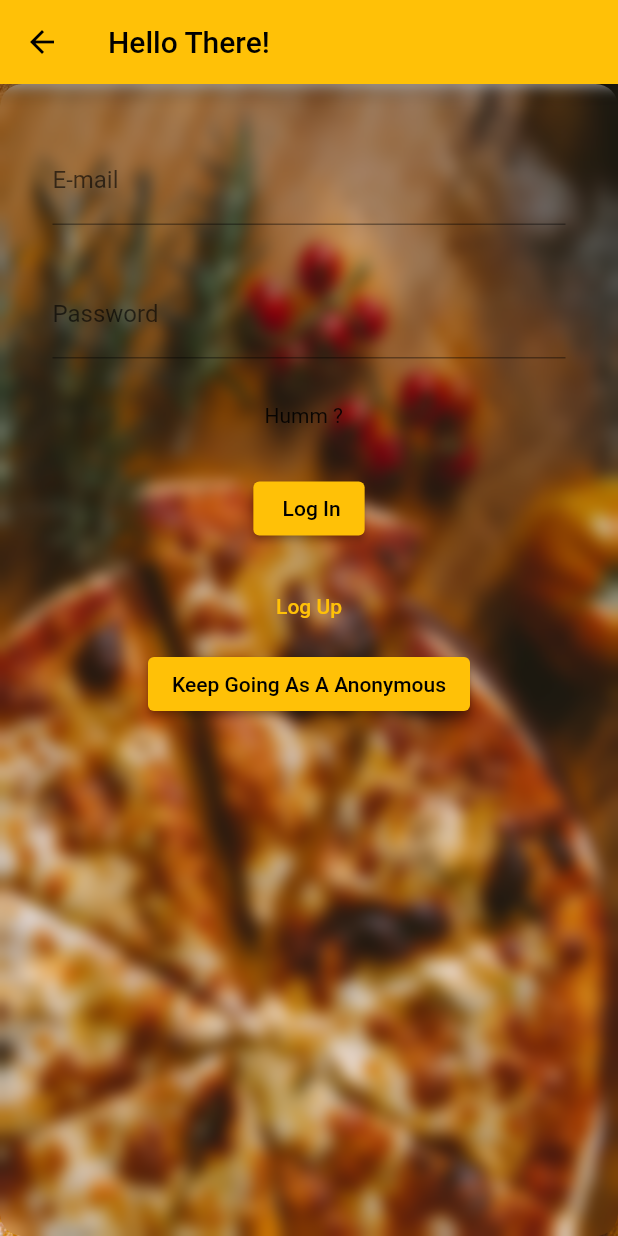
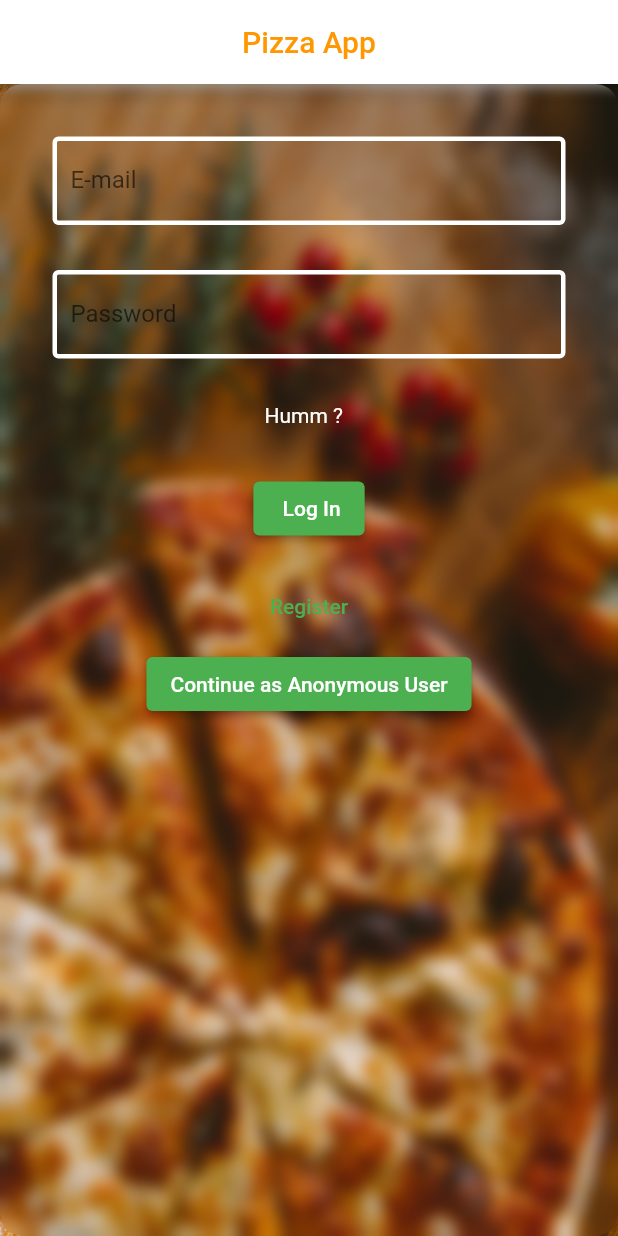
Before and after one commit to itsdemiremre/F11-Bootcamp-PizzaApp, a Flutter app: the LoginPage screen opened directly, on a phone screen of 412 x 824 dp. Run offline on Flutter 3.47's test engine with Material 2 defaults, Android fonts, the phone set to English and light mode, and no system bars; our stand-ins replace firebase_auth, firebase_core, glass, google_nav_bar, lottie, smooth_page_indicator; accounts and stored records are empty; network calls fail.

Commit message:
code and UI improvements.

```diff
--- a/lib/components/pizza_tile.dart
+++ b/lib/components/pizza_tile.dart
@@ -3,10 +3,10 @@ import 'package:pizza_app/models/pizza.dart';
 
 class PizzaTile extends StatelessWidget {
   final Pizza pizza;
-  void Function()? onTap;
+  final void Function()? onTap;
   final Widget trailing;
 
-  PizzaTile({
+  const PizzaTile({
     super.key,
     required this.pizza,
     required this.onTap,
@@ -18,7 +18,7 @@ class PizzaTile extends StatelessWidget {
     return GestureDetector(
       onTap: onTap,
       child: Container(
-        margin: EdgeInsets.only(bottom: 15),
+        margin: const EdgeInsets.only(bottom: 15),
         decoration: BoxDecoration(
             color: Colors.white, borderRadius: BorderRadius.circular(4)),
         child: ListTile(
--- /dev/null
+++ b/lib/introAndAuthPages/login_register_screen.dart
@@ -0,0 +1,166 @@
+import 'package:flutter/material.dart';
+import 'package:firebase_auth/firebase_auth.dart';
+import '../pages/home_page.dart';
+import 'auth.dart';
+import 'package:glass/glass.dart';
+
+class LoginPage extends StatefulWidget {
+  const LoginPage({super.key});
+
+  @override
+  State<LoginPage> createState() => _LoginPageState();
+}
+
+class _LoginPageState extends State<LoginPage> {
+  String? errorMessage = " ";
+  bool isLogin = true;
+
+  final TextEditingController _controllerEmail = TextEditingController();
+  final TextEditingController _controllerPassword = TextEditingController();
+
+  Future<void> signInWithEmailAndPassword() async {
+    try {
+      await Auth().signInWithEmailAndPassword(
+          email: _controllerEmail.text, password: _controllerPassword.text);
+    } on FirebaseAuthException catch (e) {
+      setState(() {
+        errorMessage = e.message;
+      });
+    }
+  }
+
+  Future<void> createUserWithEmailAndPassword() async {
+    try {
+      await Auth().createUserWithEmailAndPassword(
+          email: _controllerEmail.text, password: _controllerPassword.text);
+    } on FirebaseAuthException catch (e) {
+      setState(() {
+        errorMessage = e.message;
+      });
+    }
+  }
+
+  Widget _title() {
+    return Center(child: const Text("Pizza App",style: TextStyle(color: Colors.orange),));
+  }
+
+  Widget _entryField(
+    String title,
+    TextEditingController controller,
+  ) {
+    return TextField(
+      controller: controller,
+      decoration: InputDecoration(labelText: title,  enabledBorder: OutlineInputBorder(
+      borderSide: BorderSide(
+          width: 3, color: Colors.white)),
+    ));
+  }
+
+  Widget _entryFieldPassword(
+    String title,
+    TextEditingController controller,
+  ) {
+    return TextField(
+      obscureText: true,
+      obscuringCharacter: "*",
+      controller: controller,
+      decoration: InputDecoration(labelText: title,  enabledBorder: OutlineInputBorder(
+      borderSide: BorderSide(
+          width: 3, color: Colors.white)),
+    ));
+  }
+
+  Widget _errorMessage() {
+    return Text(errorMessage == "" ? "" : "Humm ? $errorMessage",style: TextStyle(color: Colors.white,backgroundColor: Colors.transparent),);
+  }
+
+  Widget _submitButton() {
+    return ElevatedButton(
+      onPressed:
+          isLogin ? signInWithEmailAndPassword : createUserWithEmailAndPassword,
+      child: Text(isLogin ? " Log In" : "Register"),
+    );
+  }
+
+  Widget _passButton() {
+    return ElevatedButton(
+      onPressed: () {
+        Navigator.push(
+            context, MaterialPageRoute(builder: (context) => HomePage()));
+      },
+      child: Text("Continue as Anonymous User"),
+    );
+  }
+
+  Widget _loginOrRegisterButton() {
+    return TextButton(
+      onPressed: () {
+        setState(() {
+          isLogin = !isLogin;
+        });
+      },
+      child: Text(isLogin ? "Register" : "Log In"),
+    );
+  }
+
+  @override
+  Widget build(BuildContext context) {
+    return Scaffold(
+        appBar: AppBar(
+          backgroundColor: Colors.white,
+          title: _title(),
+          automaticallyImplyLeading: false,
+        ),
+        body: Container(
+            decoration: const BoxDecoration(
+                image: DecorationImage(
+                    fit: BoxFit.fill,
+                    image: AssetImage('images/LogInPizza.jpg'))),
+            child: Container(
+              height: double.infinity,
+              width: double.infinity,
+              padding: const EdgeInsets.all(20),
+              child: SingleChildScrollView(
+                child: Column(
+                  crossAxisAlignment: CrossAxisAlignment.center,
+                  mainAxisAlignment: MainAxisAlignment.center,
+                  children: [
+                    Padding(
+                      padding: const EdgeInsets.all(15.0),
+                      child: Column(
+                        children: [
+                          _entryField("E-mail", _controllerEmail),
+                        ],
+                      ),
+                    ),
+                    Padding(
+                      padding: const EdgeInsets.all(15.0),
+                      child: _entryFieldPassword("Password", _controllerPassword),
+                    ),
+                    Padding(
+                      padding: const EdgeInsets.all(15.0),
+                      child: _errorMessage(),
+                    ),
+                    Padding(
+                      padding: const EdgeInsets.all(15.0),
+                      child: _submitButton(),
+                    ),
+                    Padding(
+                      padding: const EdgeInsets.all(2.0),
+                      child: _loginOrRegisterButton(),
+                    ),
+                    Padding(
+                      padding: const EdgeInsets.all(2.0),
+                      child: _passButton(),
+                    )
+                  ],
+                ),
+              ),
+            ).asGlass(
+              tintColor: Colors.transparent,
+              clipBorderRadius: BorderRadius.circular(15.0),
+              blurX: 5,
+              blurY: 5,
+            )));
+  }
+}
--- a/lib/main.dart
+++ b/lib/main.dart
@@ -1,7 +1,7 @@
 import 'package:firebase_core/firebase_core.dart';
 import 'package:flutter/material.dart';
 import 'package:pizza_app/models/shop.dart';
-import 'package:pizza_app/pages/onboarding_screen.dart';
+import 'package:pizza_app/introAndAuthPages/onboarding_screen.dart';
 import 'package:provider/provider.dart';
 Future <void> main() async {
   WidgetsFlutterBinding.ensureInitialized();
@@ -17,11 +17,9 @@ class PizzApp extends StatelessWidget {
     return ChangeNotifierProvider(create: (context) => PizzaApp(),
     builder: (context, child) => MaterialApp(
       debugShowCheckedModeBanner: false,
-      theme: ThemeData(primarySwatch: Colors.amber),
+      theme: ThemeData(primarySwatch: Colors.green),
       home: const OnboardingScreen(),
     ),
     );
   }
 }
-
-//
--- a/lib/pages/cart_page.dart
+++ b/lib/pages/cart_page.dart
@@ -45,7 +45,7 @@ class _CartPageState extends State<CartPage> {
                       ),
                     ),
                     MaterialButton(
-                      child: Text("Pay"),
+                      child: Text("Order and Ask for the Check"),
                       color: Colors.amber,
                       onPressed: () {},
                     )
--- a/lib/pages/login_register_screen.dart
+++ /dev/null
@@ -1,150 +0,0 @@
-import 'package:flutter/material.dart';
-import 'package:firebase_auth/firebase_auth.dart';
-import 'package:pizza_app/pages/home_page.dart';
-import '../auth.dart';
-import 'package:glass/glass.dart';
-
-class LoginPage extends StatefulWidget {
-  const LoginPage({super.key});
-
-  @override
-  State<LoginPage> createState() => _LoginPageState();
-}
-
-class _LoginPageState extends State<LoginPage> {
-  String? errorMessage = " ";
-  bool isLogin = true;
-
-  final TextEditingController _controllerEmail = TextEditingController();
-  final TextEditingController _controllerPassword = TextEditingController();
-
-  Future<void> signInWithEmailAndPassword() async {
-    try {
-      await Auth().signInWithEmailAndPassword(
-          email: _controllerEmail.text, password: _controllerPassword.text);
-    } on FirebaseAuthException catch (e) {
-      setState(() {
-        errorMessage = e.message;
-      });
-    }
-  }
-
-  Future<void> createUserWithEmailAndPassword() async {
-    try {
-      await Auth().createUserWithEmailAndPassword(
-          email: _controllerEmail.text, password: _controllerPassword.text);
-    } on FirebaseAuthException catch (e) {
-      setState(() {
-        errorMessage = e.message;
-      });
-    }
-  }
-
-  Widget _title() {
-    return const Text("Hello There!");
-  }
-
-  Widget _entryField(
-    String title,
-    TextEditingController controller,
-  ) {
-    return TextField(
-      controller: controller,
-      decoration: InputDecoration(labelText: title),
-    );
-  }
-
-  Widget _errorMessage() {
-    return Text(errorMessage == "" ? "" : "Humm ? $errorMessage");
-  }
-
-  Widget _submitButton() {
-    return ElevatedButton(
-      onPressed:
-          isLogin ? signInWithEmailAndPassword : createUserWithEmailAndPassword,
-      child: Text(isLogin ? " Log In" : "Log Up"),
-    );
-  }
-
-  Widget _passButton() {
-    return ElevatedButton(
-      onPressed: () {
-        Navigator.push(
-            context, MaterialPageRoute(builder: (context) => HomePage()));
-      },
-      child: Text("Keep Going As A Anonymous"),
-    );
-  }
-
-  Widget _loginOrRegisterButton() {
-    return TextButton(
-      onPressed: () {
-        setState(() {
-          isLogin = !isLogin;
-        });
-      },
-      child: Text(isLogin ? "Log Up" : "Log In"),
-    );
-  }
-
-  @override
-  Widget build(BuildContext context) {
-    return Scaffold(
-        appBar: AppBar(
-          title: _title(),
-        ),
-        body: Container(
-            decoration: const BoxDecoration(
-                image: DecorationImage(
-                    fit: BoxFit.fill,
-                    image: AssetImage('images/LogInPizza.jpg'))),
-            child: Expanded(
-              child: Container(
-                height: double.infinity,
-                width: double.infinity,
-                padding: const EdgeInsets.all(20),
-                child: SingleChildScrollView(
-                  child: Column(
-                    crossAxisAlignment: CrossAxisAlignment.center,
-                    mainAxisAlignment: MainAxisAlignment.center,
-                    children: [
-                      Padding(
-                        padding: const EdgeInsets.all(15.0),
-                        child: Column(
-                          children: [
-                            _entryField("E-mail", _controllerEmail),
-                          ],
-                        ),
-                      ),
-                      Padding(
-                        padding: const EdgeInsets.all(15.0),
-                        child: _entryField("Password", _controllerPassword),
-                      ),
-                      Padding(
-                        padding: const EdgeInsets.all(15.0),
-                        child: _errorMessage(),
-                      ),
-                      Padding(
-                        padding: const EdgeInsets.all(15.0),
-                        child: _submitButton(),
-                      ),
-                      Padding(
-                        padding: const EdgeInsets.all(2.0),
-                        child: _loginOrRegisterButton(),
-                      ),
-                      Padding(
-                        padding: const EdgeInsets.all(2.0),
-                        child: _passButton(),
-                      )
-                    ],
-                  ),
-                ),
-              ).asGlass(
-                tintColor: Colors.transparent,
-                clipBorderRadius: BorderRadius.circular(15.0),
-                blurX: 5,
-                blurY: 5,
-              ),
-            )));
-  }
-}
--- a/pubspec.yaml
+++ b/pubspec.yaml
@@ -41,6 +41,7 @@ dependencies:
   firebase_auth: ^4.6.3
   smooth_page_indicator: ^1.1.0
   glass: ^1.0.1+1
+  lottie: ^2.4.0
 
 dev_dependencies:
   flutter_test:
```
Also changed, not shown: lib/introAndAuthPages/intro_pages.dart (added, +51 -0 lines), lib/introAndAuthPages/onboarding_screen.dart (renamed from lib/pages/onboarding_screen.dart, +7 -9 lines), lib/introScreens/intro_page_1.dart (deleted, +0 -14 lines), lib/introScreens/intro_page_2.dart (deleted, +0 -14 lines), lib/introScreens/intro_page_3.dart (deleted, +0 -14 lines), lib/pages/home_page.dart (+48 -2 lines), lib/pages/home_screen.dart (deleted, +0 -51 lines), lib/pages/order_page.dart (+8 -5 lines), lib/widget_tree.dart (+5 -5 lines), lib/introAndAuthPages/auth.dart (renamed from lib/auth.dart), pubspec.lock.
